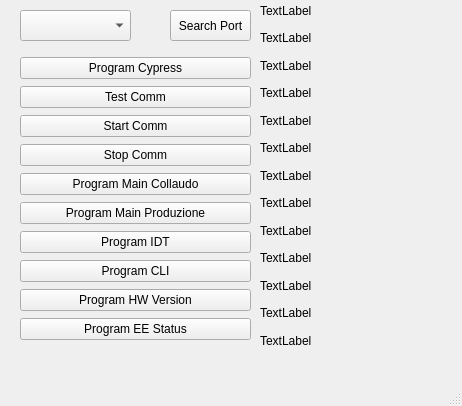
This is gui/MainWindow.ui in Alfa-Elettronica/SwCollaudoL24 as Qt 5 draws it before an edit. The edited form follows.
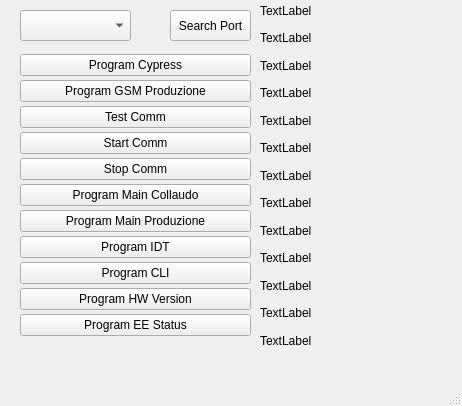
This is the edited form.

Commit message: programmazione micro gsm

What changed in the file:
```diff
--- a/gui/MainWindow.ui
+++ b/gui/MainWindow.ui
@@ -160,6 +160,13 @@
        </property>
       </widget>
      </item>
+     <item>
+      <widget class="QPushButton" name="btn_prog_micro_gsm">
+       <property name="text">
+        <string>Program GSM Produzione</string>
+       </property>
+      </widget>
+     </item>
      <item>
       <widget class="QPushButton" name="btnTestComm">
        <property name="text">
```
The commit also changes 3 other files.
